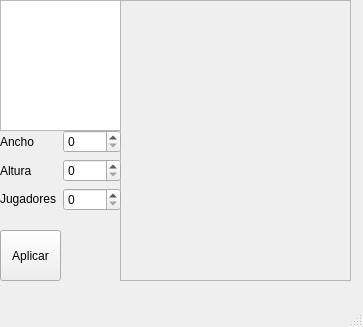
This is editor_src/Editor/mainwindow.ui in gonzalomartinezs/Wolfenstein3D as Qt 5 draws it before an edit. The edited form follows.
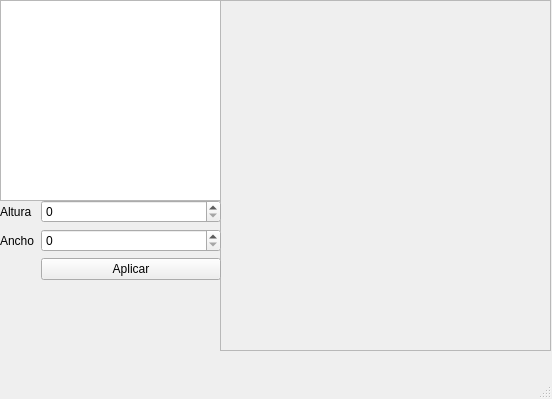
This is the edited form. Custom widgets are drawn as their Qt base class.

Diff of the .ui file:
```diff
--- a/editor_src/Editor/mainwindow.ui
+++ b/editor_src/Editor/mainwindow.ui
@@ -6,54 +6,44 @@
    <rect>
     <x>0</x>
     <y>0</y>
-    <width>363</width>
-    <height>327</height>
+    <width>552</width>
+    <height>399</height>
    </rect>
   </property>
   <property name="windowTitle">
    <string>MainWindow</string>
   </property>
   <widget class="QWidget" name="centralwidget">
-   <widget class="QListView" name="listView">
+   <widget class="QScrollArea" name="mapArea">
     <property name="geometry">
      <rect>
-      <x>0</x>
+      <x>220</x>
       <y>0</y>
-      <width>121</width>
-      <height>131</height>
-     </rect>
-    </property>
-   </widget>
-   <widget class="QScrollArea" name="scrollArea">
-    <property name="geometry">
-     <rect>
-      <x>120</x>
-      <y>0</y>
-      <width>231</width>
-      <height>281</height>
+      <width>331</width>
+      <height>351</height>
      </rect>
     </property>
     <property name="widgetResizable">
      <bool>true</bool>
     </property>
-    <widget class="QWidget" name="scrollAreaWidgetContents">
+    <widget class="QWidget" name="nada">
      <property name="geometry">
       <rect>
        <x>0</x>
        <y>0</y>
-       <width>229</width>
-       <height>279</height>
+       <width>329</width>
+       <height>349</height>
       </rect>
      </property>
     </widget>
    </widget>
-   <widget class="QWidget" name="widget" native="true">
+   <widget class="ItemList" name="itemList">
     <property name="geometry">
      <rect>
-      <x>60</x>
-      <y>230</y>
-      <width>61</width>
-      <height>51</height>
+      <x>0</x>
+      <y>0</y>
+      <width>221</width>
+      <height>201</height>
      </rect>
     </property>
    </widget>
@@ -61,57 +51,45 @@
     <property name="geometry">
      <rect>
       <x>0</x>
-      <y>130</y>
-      <width>121</width>
-      <height>101</height>
+      <y>200</y>
+      <width>221</width>
+      <height>108</height>
      </rect>
     </property>
-    <layout class="QFormLayout" name="formLayout">
-     <item row="1" column="0">
-      <widget class="QLabel" name="label_2">
-       <property name="text">
-        <string>Ancho</string>
-       </property>
-      </widget>
-     </item>
-     <item row="1" column="1">
-      <widget class="QSpinBox" name="spinBox"/>
-     </item>
-     <item row="2" column="0">
-      <widget class="QLabel" name="label">
-       <property name="text">
-        <string>Altura</string>
-       </property>
-      </widget>
-     </item>
-     <item row="3" column="1">
-      <widget class="QSpinBox" name="spinBox_2"/>
-     </item>
-     <item row="2" column="1">
-      <widget class="QSpinBox" name="spinBox_3"/>
-     </item>
-     <item row="3" column="0">
-      <widget class="QLabel" name="label_3">
-       <property name="text">
-        <string>&lt;html&gt;&lt;head/&gt;&lt;body&gt;&lt;p&gt;&lt;span style=&quot; font-size:9pt;&quot;&gt;Jugadores&lt;/span&gt;&lt;/p&gt;&lt;/body&gt;&lt;/html&gt;</string>
-       </property>
-      </widget>
+    <layout class="QHBoxLayout" name="horizontalLayout">
+     <item>
+      <layout class="QFormLayout" name="formLayout">
+       <item row="2" column="1">
+        <widget class="QSpinBox" name="spinBox"/>
+       </item>
+       <item row="2" column="0">
+        <widget class="QLabel" name="label_2">
+         <property name="text">
+          <string>Ancho</string>
+         </property>
+        </widget>
+       </item>
+       <item row="3" column="1">
+        <widget class="QPushButton" name="pushButton">
+         <property name="text">
+          <string>Aplicar</string>
+         </property>
+        </widget>
+       </item>
+       <item row="1" column="1">
+        <widget class="QSpinBox" name="spinBox_3"/>
+       </item>
+       <item row="1" column="0">
+        <widget class="QLabel" name="label">
+         <property name="text">
+          <string>Altura</string>
+         </property>
+        </widget>
+       </item>
+      </layout>
      </item>
     </layout>
    </widget>
-   <widget class="QPushButton" name="pushButton">
-    <property name="geometry">
-     <rect>
-      <x>0</x>
-      <y>230</y>
-      <width>61</width>
-      <height>51</height>
-     </rect>
-    </property>
-    <property name="text">
-     <string>Aplicar</string>
-    </property>
-   </widget>
   </widget>
   <widget class="QMenuBar" name="menubar">
    <property name="geometry">
@@ -125,6 +103,13 @@
   </widget>
   <widget class="QStatusBar" name="statusbar"/>
  </widget>
+ <customwidgets>
+  <customwidget>
+   <class>ItemList</class>
+   <extends>QListWidget</extends>
+   <header>itemList.h</header>
+  </customwidget>
+ </customwidgets>
  <resources/>
  <connections/>
 </ui>
```
Left out of the diff: 4 changed lines with no effect on the pictures.
